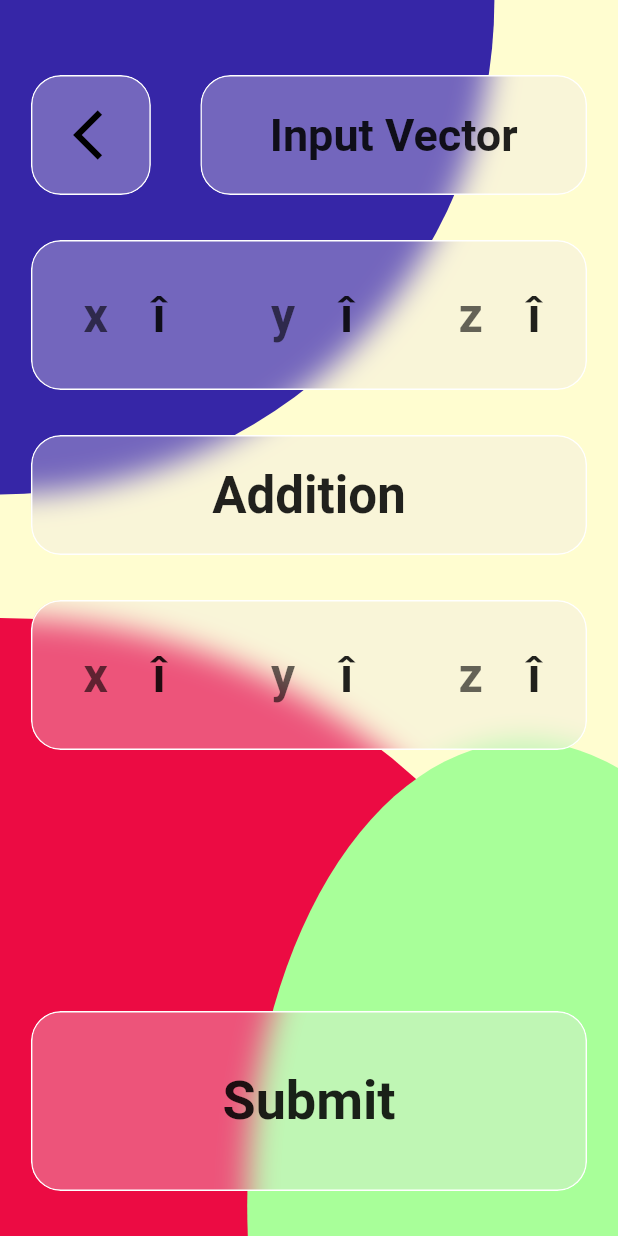
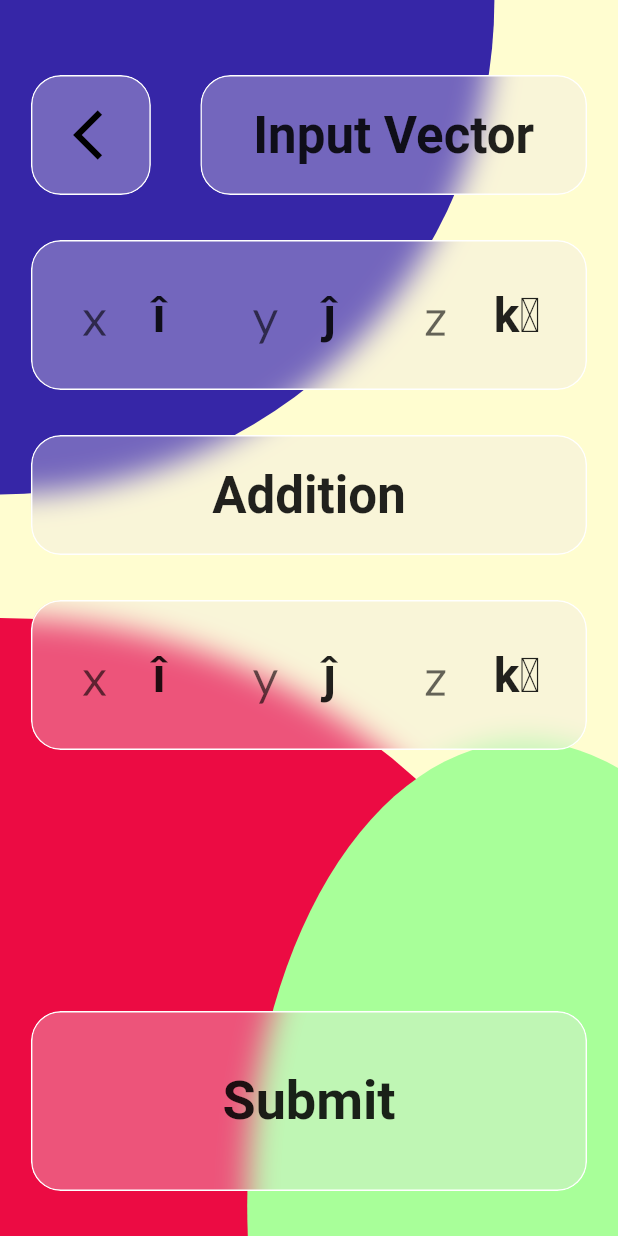
Before and after one commit to hemish11/vectorize, a Flutter app: the screen it shows after launch, after a tap on an icon or button, on a phone screen of 412 x 824 dp. Run offline on Flutter 3.47's test engine with Material 2 defaults, Android fonts, the phone set to English and light mode, and no system bars.

Commit message:
Added Roboto and Lato font families

```diff
--- a/lib/main.dart
+++ b/lib/main.dart
@@ -9,6 +9,7 @@ class MyApp extends StatelessWidget {
     return MaterialApp(
       title: 'Vectorize',
       debugShowCheckedModeBanner: false,
+      theme: ThemeData(fontFamily: 'Lato'),
       home: HomePage(),
     );
   }
--- a/lib/screens/home_page/home_page.dart
+++ b/lib/screens/home_page/home_page.dart
@@ -24,7 +24,7 @@ class _HomePageState extends State<HomePage> {
             child: Center(
               child: Text(
                 'Select Operator',
-                style: TextStyle(fontSize: 34, fontWeight: FontWeight.w700),
+                style: TextStyle(fontFamily: 'Roboto', fontSize: 34),
               ),
             ),
           ),
--- a/lib/screens/input_page/input_page.dart
+++ b/lib/screens/input_page/input_page.dart
@@ -46,7 +46,7 @@ class _InputPageState extends State<InputPage> {
                 child: Center(
                   child: Text(
                     'Input Vector',
-                    style: TextStyle(fontSize: 30, fontWeight: FontWeight.w700),
+                    style: TextStyle(fontFamily: 'Roboto', fontSize: 34),
                   ),
                 ),
               ),
@@ -75,7 +75,7 @@ class _InputPageState extends State<InputPage> {
                 ),
                 Text(
                   'î',
-                  style: TextStyle(fontSize: 32, fontWeight: FontWeight.w600),
+                  style: TextStyle(fontFamily: 'Roboto', fontSize: 32),
                 ),
                 const Spacer(),
                 SizedBox(
@@ -92,8 +92,8 @@ class _InputPageState extends State<InputPage> {
                   ),
                 ),
                 Text(
-                  'î',
-                  style: TextStyle(fontSize: 32, fontWeight: FontWeight.w600),
+                  'ĵ',
+                  style: TextStyle(fontFamily: 'Roboto', fontSize: 32),
                 ),
                 const Spacer(),
                 SizedBox(
@@ -110,8 +110,8 @@ class _InputPageState extends State<InputPage> {
                   ),
                 ),
                 Text(
-                  'î',
-                  style: TextStyle(fontSize: 32, fontWeight: FontWeight.w600),
+                  'k̂',
+                  style: TextStyle(fontFamily: 'Roboto', fontSize: 32),
                 ),
                 const SizedBox(width: 30),
               ],
@@ -124,7 +124,7 @@ class _InputPageState extends State<InputPage> {
             child: Center(
               child: Text(
                 'Addition',
-                style: TextStyle(fontSize: 34, fontWeight: FontWeight.w600),
+                style: TextStyle(fontFamily: 'Roboto', fontSize: 34),
               ),
             ),
           ),
@@ -150,7 +150,7 @@ class _InputPageState extends State<InputPage> {
                 ),
                 Text(
                   'î',
-                  style: TextStyle(fontSize: 32, fontWeight: FontWeight.w600),
+                  style: TextStyle(fontFamily: 'Roboto', fontSize: 32),
                 ),
                 const Spacer(),
                 SizedBox(
@@ -167,8 +167,8 @@ class _InputPageState extends State<InputPage> {
                   ),
                 ),
                 Text(
-                  'î',
-                  style: TextStyle(fontSize: 32, fontWeight: FontWeight.w600),
+                  'ĵ',
+                  style: TextStyle(fontFamily: 'Roboto', fontSize: 32),
                 ),
                 const Spacer(),
                 SizedBox(
@@ -185,8 +185,8 @@ class _InputPageState extends State<InputPage> {
                   ),
                 ),
                 Text(
-                  'î',
-                  style: TextStyle(fontSize: 32, fontWeight: FontWeight.w600),
+                  'k̂',
+                  style: TextStyle(fontFamily: 'Roboto', fontSize: 32),
                 ),
                 const SizedBox(width: 30),
               ],
@@ -206,7 +206,7 @@ class _InputPageState extends State<InputPage> {
               child: Center(
                 child: Text(
                   'Submit',
-                  style: TextStyle(fontSize: 36, fontWeight: FontWeight.w700),
+                  style: TextStyle(fontFamily: 'Roboto', fontSize: 36),
                 ),
               ),
             ),
--- a/lib/screens/solution_page/solution_page.dart
+++ b/lib/screens/solution_page/solution_page.dart
@@ -45,7 +45,7 @@ class _SolutionPageState extends State<SolutionPage> {
                 child: Center(
                   child: Text(
                     'Solution',
-                    style: TextStyle(fontSize: 30, fontWeight: FontWeight.w700),
+                    style: TextStyle(fontFamily: 'Roboto', fontSize: 30),
                   ),
                 ),
               ),
@@ -86,7 +86,7 @@ class _SolutionPageState extends State<SolutionPage> {
                 child: Text(
                   'Done',
                   textAlign: TextAlign.center,
-                  style: TextStyle(fontSize: 34, fontWeight: FontWeight.w700),
+                  style: TextStyle(fontFamily: 'Roboto', fontSize: 34),
                 ),
               ),
             ),
```
Also changed, not shown: pubspec.yaml (+10 -56 lines), assets/Lato-Light.ttf (added), assets/Roboto-Bold.ttf (added), pubspec.lock, 3 other files.
